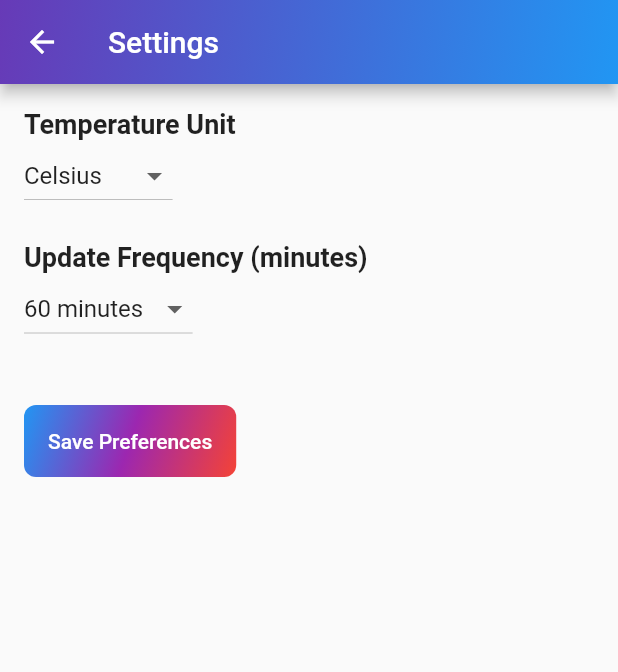
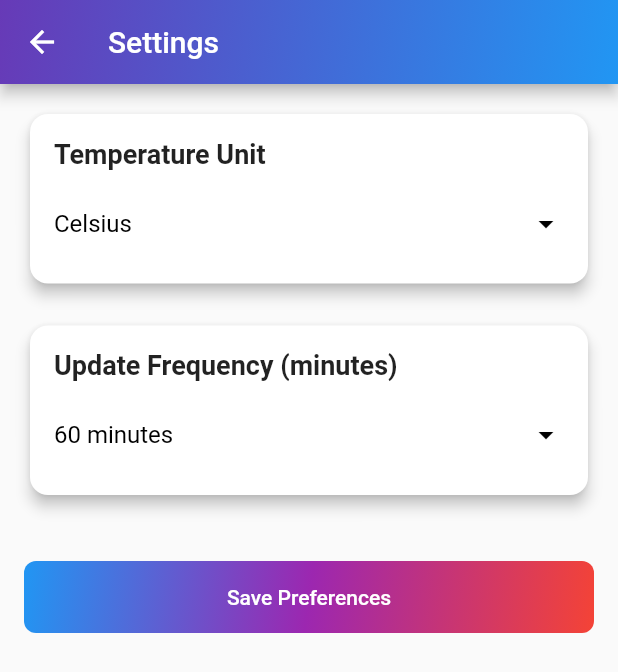
Before and after one commit to shankar64bit/spiderwebforecast, a Flutter app: the SettingsScreen screen opened directly, on a phone screen of 412 x 824 dp. Shown: the top 672 px of the screen. Run offline on Flutter 3.47's test engine with Material 2 defaults, Android fonts, the light colour scheme and no system bars; our stand-ins replace cloud_firestore, file_picker, firebase_auth, firebase_core, font_awesome_flutter, geolocator and 1 more; missing offline and left inert: excel; accounts and stored records are empty.

Commit message:
updated the UI for settings page

```diff
--- a/lib/user/setting.dart
+++ b/lib/user/setting.dart
@@ -44,17 +44,21 @@ class _SettingsScreenState extends State<SettingsScreen> {
       body: Padding(
         padding: const EdgeInsets.all(16.0),
         child: Column(
-          crossAxisAlignment: CrossAxisAlignment.start,
+          crossAxisAlignment: CrossAxisAlignment.stretch,
           children: [
-            const Text(
-              'Temperature Unit',
-              style: TextStyle(fontSize: 18, fontWeight: FontWeight.bold),
-            ),
-            DropdownButton<String>(
+            _buildSettingCard(
+              title: 'Temperature Unit',
+              child: DropdownButton<String>(
                 value: selectedUnit,
                 items: ['Celsius', 'Fahrenheit']
                     .map((unit) => DropdownMenuItem(
-                        child: Text(unit),
+                          child: Text(
+                            unit,
+                            style: TextStyle(
+                              color:
+                                  Colors.black, // Ensure text color is visible
+                            ),
+                          ),
                           value: unit,
                         ))
                     .toList(),
@@ -63,17 +67,32 @@ class _SettingsScreenState extends State<SettingsScreen> {
                     selectedUnit = value!;
                   });
                 },
+                isExpanded: true,
+                style: TextStyle(
+                  color: Colors.black, // Ensure text color is visible
+                  fontSize: 16.0,
+                ),
+                underline: Container(),
+                icon: Icon(
+                  Icons.arrow_drop_down,
+                  color: Colors.black, // Ensure icon color is visible
+                ),
+              ),
             ),
             const SizedBox(height: 20),
-            const Text(
-              'Update Frequency (minutes)',
-              style: TextStyle(fontSize: 18, fontWeight: FontWeight.bold),
-            ),
-            DropdownButton<int>(
+            _buildSettingCard(
+              title: 'Update Frequency (minutes)',
+              child: DropdownButton<int>(
                 value: selectedFrequency,
                 items: [15, 30, 60, 120]
                     .map((frequency) => DropdownMenuItem(
-                        child: Text('$frequency minutes'),
+                          child: Text(
+                            '$frequency minutes',
+                            style: TextStyle(
+                              color:
+                                  Colors.black, // Ensure text color is visible
+                            ),
+                          ),
                           value: frequency,
                         ))
                     .toList(),
@@ -82,6 +101,17 @@ class _SettingsScreenState extends State<SettingsScreen> {
                     selectedFrequency = value!;
                   });
                 },
+                isExpanded: true,
+                style: TextStyle(
+                  color: Colors.black, // Ensure text color is visible
+                  fontSize: 16.0,
+                ),
+                underline: Container(),
+                icon: Icon(
+                  Icons.arrow_drop_down,
+                  color: Colors.black, // Ensure icon color is visible
+                ),
+              ),
             ),
             const SizedBox(height: 40),
             Container(
@@ -95,8 +125,7 @@ class _SettingsScreenState extends State<SettingsScreen> {
                   begin: Alignment.topLeft,
                   end: Alignment.bottomRight,
                 ),
-                borderRadius:
-                    BorderRadius.circular(8), // Optional: for rounded corners
+                borderRadius: BorderRadius.circular(8), // Rounded corners
               ),
               child: ElevatedButton(
                 onPressed: _savePreferences,
@@ -113,4 +142,30 @@ class _SettingsScreenState extends State<SettingsScreen> {
       ),
     );
   }
+
+  Widget _buildSettingCard({required String title, required Widget child}) {
+    return Card(
+      elevation: 4.0,
+      shape: RoundedRectangleBorder(
+        borderRadius: BorderRadius.circular(12.0),
+      ),
+      child: Padding(
+        padding: const EdgeInsets.all(16.0),
+        child: Column(
+          crossAxisAlignment: CrossAxisAlignment.start,
+          children: [
+            Text(
+              title,
+              style: const TextStyle(
+                fontSize: 18.0,
+                fontWeight: FontWeight.bold,
+              ),
+            ),
+            const SizedBox(height: 12.0),
+            child,
+          ],
+        ),
+      ),
+    );
   }
+}
--- a/pubspec.yaml
+++ b/pubspec.yaml
@@ -45,6 +45,7 @@ dependencies:
   http: ^0.13.6
   font_awesome_flutter: ^10.4.0
   geolocator: ^11.1.0
+  intl: ^0.18.1
 
 dev_dependencies:
   flutter_test:
```
Also changed, not shown: pubspec.lock. Lines whose indentation alone changed are shown as unchanged.
